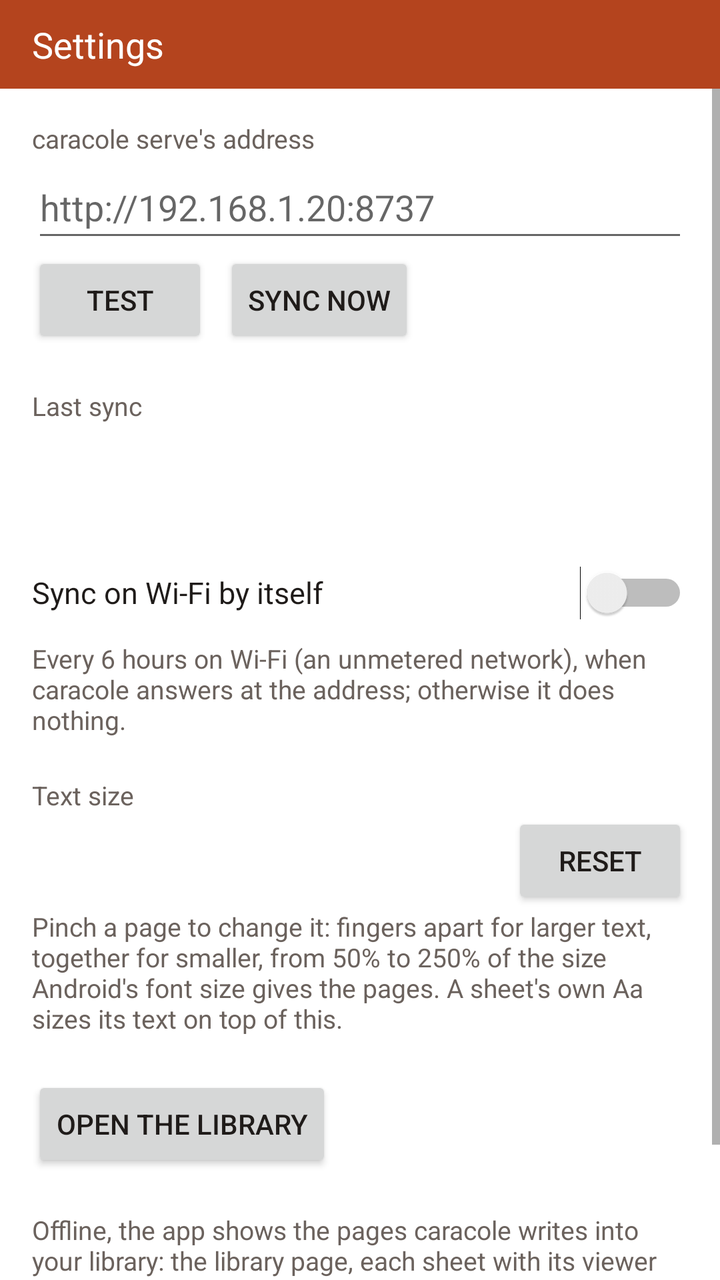
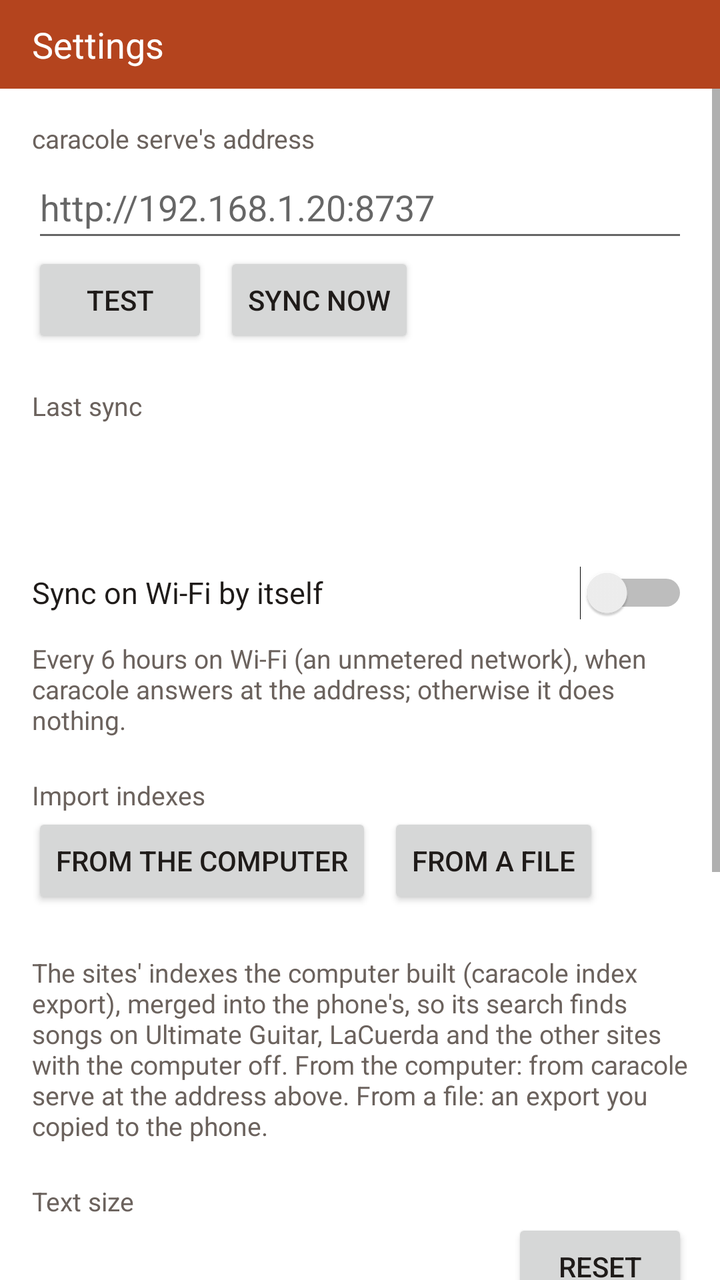

Two renders of the same Android screen: before a commit and after it. Below are the layout's source before the change and the commit's diff.
<!-- AndroidManifest.xml: application theme Theme.Caracole -->
<!-- res/layout/activity_settings.xml -->
<?xml version="1.0" encoding="utf-8"?>
<LinearLayout xmlns:android="http://schemas.android.com/apk/res/android"
    android:id="@+id/root"
    android:layout_width="match_parent"
    android:layout_height="match_parent"
    android:orientation="vertical">

    <TextView
        android:id="@+id/bar"
        android:layout_width="match_parent"
        android:layout_height="wrap_content"
        android:background="@color/bar"
        android:paddingStart="16dp"
        android:paddingTop="10dp"
        android:paddingEnd="16dp"
        android:paddingBottom="10dp"
        android:text="@string/settings"
        android:textColor="@color/on_bar"
        android:textSize="18sp" />

    <ScrollView
        android:layout_width="match_parent"
        android:layout_height="0dp"
        android:layout_weight="1">

        <LinearLayout
            android:layout_width="match_parent"
            android:layout_height="wrap_content"
            android:orientation="vertical"
            android:padding="16dp">

            <TextView
                android:layout_width="wrap_content"
                android:layout_height="wrap_content"
                android:labelFor="@+id/address"
                android:text="@string/address_label"
                android:textColor="@color/muted"
                android:textSize="13sp" />

            <EditText
                android:id="@+id/address"
                android:layout_width="match_parent"
                android:layout_height="wrap_content"
                android:autofillHints="url"
                android:hint="@string/address_hint"
                android:imeOptions="actionDone"
                android:importantForAutofill="no"
                android:inputType="textUri"
                android:maxLines="1"
                android:minHeight="48dp" />

            <LinearLayout
                android:layout_width="match_parent"
                android:layout_height="wrap_content"
                android:orientation="horizontal">

                <Button
                    android:id="@+id/test"
                    android:layout_width="wrap_content"
                    android:layout_height="wrap_content"
                    android:text="@string/test" />

                <Button
                    android:id="@+id/sync"
                    android:layout_width="wrap_content"
                    android:layout_height="wrap_content"
                    android:layout_marginStart="8dp"
                    android:text="@string/sync_now" />
            </LinearLayout>

            <TextView
                android:id="@+id/test_result"
                android:layout_width="match_parent"
                android:layout_height="wrap_content"
                android:layout_marginTop="4dp"
                android:textColor="@color/text"
                android:textIsSelectable="true"
                android:textSize="14sp"
                android:visibility="gone" />

            <TextView
                android:layout_width="wrap_content"
                android:layout_height="wrap_content"
                android:layout_marginTop="20dp"
                android:text="@string/last_sync"
                android:textColor="@color/muted"
                android:textSize="13sp" />

            <TextView
                android:id="@+id/last_sync"
                android:layout_width="match_parent"
                android:layout_height="wrap_content"
                android:textColor="@color/text"
                android:textIsSelectable="true"
                android:textSize="14sp" />

            <TextView
                android:id="@+id/storage"
                android:layout_width="match_parent"
                android:layout_height="wrap_content"
                android:layout_marginTop="4dp"
                android:textColor="@color/muted"
                android:textSize="13sp" />

            <Switch
                android:id="@+id/wifi"
                android:layout_width="match_parent"
                android:layout_height="wrap_content"
                android:layout_marginTop="20dp"
                android:minHeight="48dp"
                android:text="@string/wifi_sync"
                android:textColor="@color/text"
                android:textSize="15sp" />

            <TextView
                android:layout_width="match_parent"
                android:layout_height="wrap_content"
                android:text="@string/wifi_sync_hint"
                android:textColor="@color/muted"
                android:textSize="13sp" />

            <TextView
                android:layout_width="wrap_content"
                android:layout_height="wrap_content"
                android:layout_marginTop="20dp"
                android:text="@string/text_size_label"
                android:textColor="@color/muted"
                android:textSize="13sp" />

            
            <LinearLayout
                android:layout_width="match_parent"
                android:layout_height="wrap_content"
                android:gravity="center_vertical"
                android:orientation="horizontal">

                <TextView
                    android:id="@+id/text_size"
                    android:layout_width="0dp"
                    android:layout_height="wrap_content"
                    android:layout_weight="1"
                    android:textColor="@color/text"
                    android:textSize="15sp" />

                <Button
                    android:id="@+id/reset_text_size"
                    android:layout_width="wrap_content"
                    android:layout_height="wrap_content"
                    android:contentDescription="@string/reset_text_size"
                    android:text="@string/reset" />
            </LinearLayout>

            <TextView
                android:layout_width="match_parent"
                android:layout_height="wrap_content"
                android:text="@string/text_size_hint"
                android:textColor="@color/muted"
                android:textSize="13sp" />

            <Button
                android:id="@+id/open_library"
                android:layout_width="wrap_content"
                android:layout_height="wrap_content"
                android:layout_marginTop="20dp"
                android:text="@string/open_library" />

            <TextView
                android:layout_width="match_parent"
                android:layout_height="wrap_content"
                android:layout_marginTop="20dp"
                android:text="@string/offline_note"
                android:textColor="@color/muted"
                android:textSize="13sp" />
        </LinearLayout>
    </ScrollView>
</LinearLayout>
<!-- resources referenced by this layout -->
<resources>
  <color name="bar">#B4441E</color>
  <color name="muted">#6B625D</color>
  <color name="on_bar">#FFFFFF</color>
  <color name="text">#1F1B19</color>
  <string name="address_hint">http://192.168.1.20:8737</string>
  <string name="address_label">caracole serve\'s address</string>
  <string name="last_sync">Last sync</string>
  <string name="offline_note">Offline, the app shows the pages caracole writes into your library: the library page, each sheet with its viewer (key, capo, diagrams, harmony), songbooks, and the PDFs and Guitar Pro files, which open in another app. Searching the sites, adding songs, Export and choosing versions need caracole serve, in the browser.</string>
  <string name="open_library">Open the library</string>
  <string name="reset">Reset</string>
  <string name="reset_text_size">Reset the text size to 100%</string>
  <string name="settings">Settings</string>
  <string name="sync_now">Sync now</string>
  <string name="test">Test</string>
  <string name="text_size_hint">Pinch a page to change it: fingers apart for larger text, together for smaller, from 50% to 250% of the size Android\'s font size gives the pages. A sheet\'s own Aa sizes its text on top of this.</string>
  <string name="text_size_label">Text size</string>
  <string name="wifi_sync">Sync on Wi-Fi by itself</string>
  <string name="wifi_sync_hint">Every 6 hours on Wi-Fi (an unmetered network), when caracole answers at the address; otherwise it does nothing.</string>
  <style name="Theme.Caracole" parent="android:Theme.Material.Light.NoActionBar">
          <item name="android:colorPrimary">@color/bar</item>
          <item name="android:colorPrimaryDark">@color/bar</item>
          <item name="android:colorAccent">@color/accent</item>
          <item name="android:windowBackground">@color/background</item>
          <item name="android:textColorPrimary">@color/text</item>
      </style>
  <color name="accent">#B4441E</color>
  <color name="background">#FFFFFF</color>
</resources>

<!-- the commit's change to res/layout/activity_settings.xml (unified diff, before → after) -->
@@ -123,6 +123,50 @@
                 android:layout_width="wrap_content"
                 android:layout_height="wrap_content"
                 android:layout_marginTop="20dp"
+                android:text="@string/import_label"
+                android:textColor="@color/muted"
+                android:textSize="13sp" />
+
+            
+            <LinearLayout
+                android:layout_width="match_parent"
+                android:layout_height="wrap_content"
+                android:orientation="horizontal">
+
+                <Button
+                    android:id="@+id/import_computer"
+                    android:layout_width="wrap_content"
+                    android:layout_height="wrap_content"
+                    android:text="@string/import_computer" />
+
+                <Button
+                    android:id="@+id/import_file"
+                    android:layout_width="wrap_content"
+                    android:layout_height="wrap_content"
+                    android:layout_marginStart="8dp"
+                    android:text="@string/import_file" />
+            </LinearLayout>
+
+            <TextView
+                android:id="@+id/last_import"
+                android:layout_width="match_parent"
+                android:layout_height="wrap_content"
+                android:layout_marginTop="4dp"
+                android:textColor="@color/text"
+                android:textIsSelectable="true"
+                android:textSize="14sp" />
+
+            <TextView
+                android:layout_width="match_parent"
+                android:layout_height="wrap_content"
+                android:text="@string/import_hint"
+                android:textColor="@color/muted"
+                android:textSize="13sp" />
+
+            <TextView
+                android:layout_width="wrap_content"
+                android:layout_height="wrap_content"
+                android:layout_marginTop="20dp"
                 android:text="@string/text_size_label"
                 android:textColor="@color/muted"
                 android:textSize="13sp" />
<!-- resource entries referenced after the edit -->
@@ -6,8 +6,12 @@
   <color name="text">#1F1B19</color>
   <string name="address_hint">http://192.168.1.20:8737</string>
   <string name="address_label">caracole serve\'s address</string>
+  <string name="import_computer">From the computer</string>
+  <string name="import_file">From a file</string>
+  <string name="import_hint">The sites\' indexes the computer built (caracole index export), merged into the phone\'s, so its search finds songs on Ultimate Guitar, LaCuerda and the other sites with the computer off. From the computer: from caracole serve at the address above. From a file: an export you copied to the phone.</string>
+  <string name="import_label">Import indexes</string>
   <string name="last_sync">Last sync</string>
-  <string name="offline_note">Offline, the app shows the pages caracole writes into your library: the library page, each sheet with its viewer (key, capo, diagrams, harmony), songbooks, and the PDFs and Guitar Pro files, which open in another app. Searching the sites, adding songs, Export and choosing versions need caracole serve, in the browser.</string>
+  <string name="offline_note">Offline, the app shows the pages caracole writes into your library: the library page, each sheet with its viewer (key, capo, diagrams, harmony), songbooks, and the PDFs and Guitar Pro files, which open in another app. With the computer\'s indexes imported, the library page\'s search finds songs on the sites too. Fetching sheets, Export and choosing versions need caracole serve, in the browser.</string>
   <string name="open_library">Open the library</string>
   <string name="reset">Reset</string>
   <string name="reset_text_size">Reset the text size to 100%</string>
